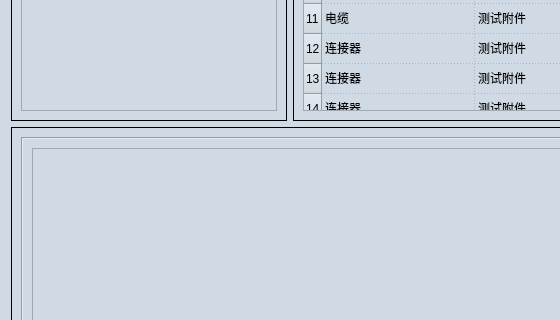
Before: the Qt Designer form ui/high_freq_device.ui in gaoxingyu-hub/HUA54testframework, drawn with Qt 5; both pictures show x 0 to 560 and y 382 to 702 of the 980 by 980 pixel window.
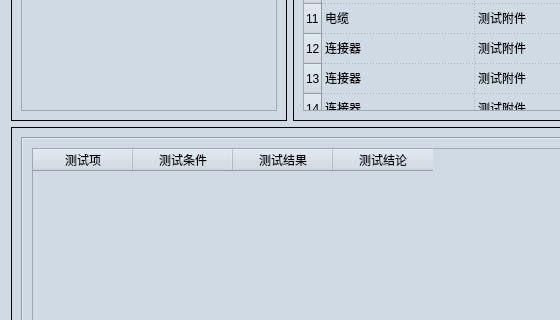
After: the same form once the commit is applied. The open tabs and pages were chosen to show the change. Icons and pictures are not drawn.

Commit message: 1.add all high freq device test item; 2.fix the bug of incorrect loop when close the dialog;

Patch:
```diff
--- a/ui/high_freq_device.ui
+++ b/ui/high_freq_device.ui
@@ -837,7 +837,28 @@
          </attribute>
          <layout class="QGridLayout" name="gridLayout_15">
           <item row="0" column="0">
-           <widget class="QTableWidget" name="tableWidget_test_results_monitor"/>
+           <widget class="QTableWidget" name="tableWidget_test_results_monitor">
+            <column>
+             <property name="text">
+              <string>测试项</string>
+             </property>
+            </column>
+            <column>
+             <property name="text">
+              <string>测试条件</string>
+             </property>
+            </column>
+            <column>
+             <property name="text">
+              <string>测试结果</string>
+             </property>
+            </column>
+            <column>
+             <property name="text">
+              <string>测试结论</string>
+             </property>
+            </column>
+           </widget>
           </item>
          </layout>
         </widget>
```
Left out of the diff: 117 changed lines with no effect on the pictures. The commit also changes 35 other files.
